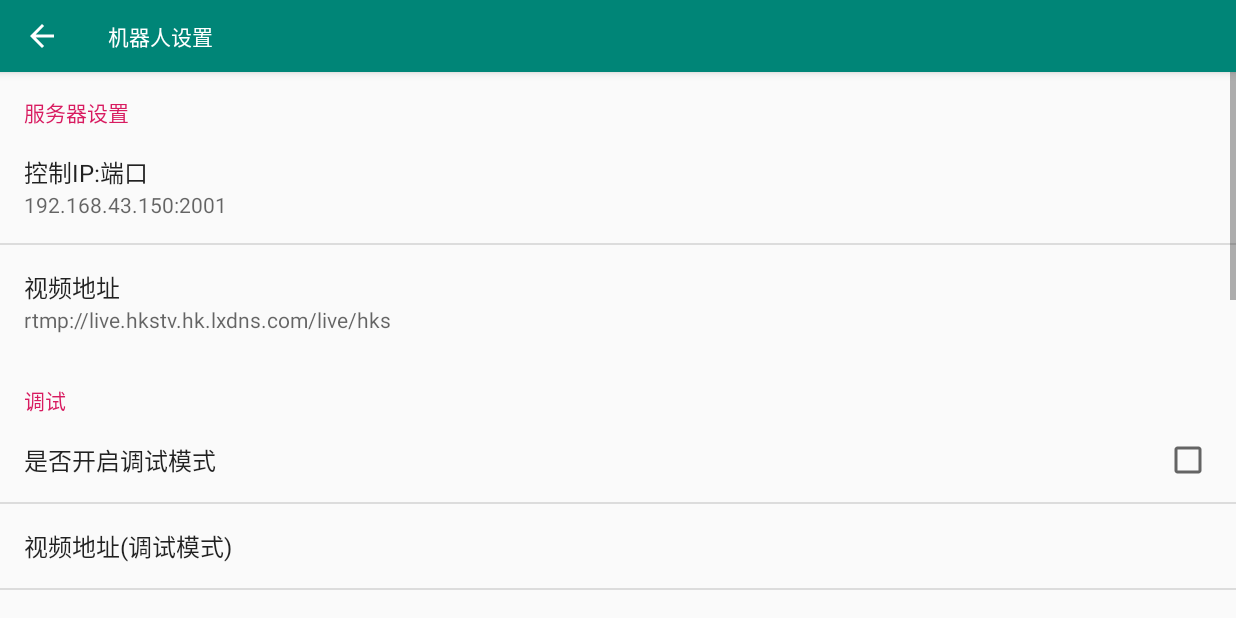
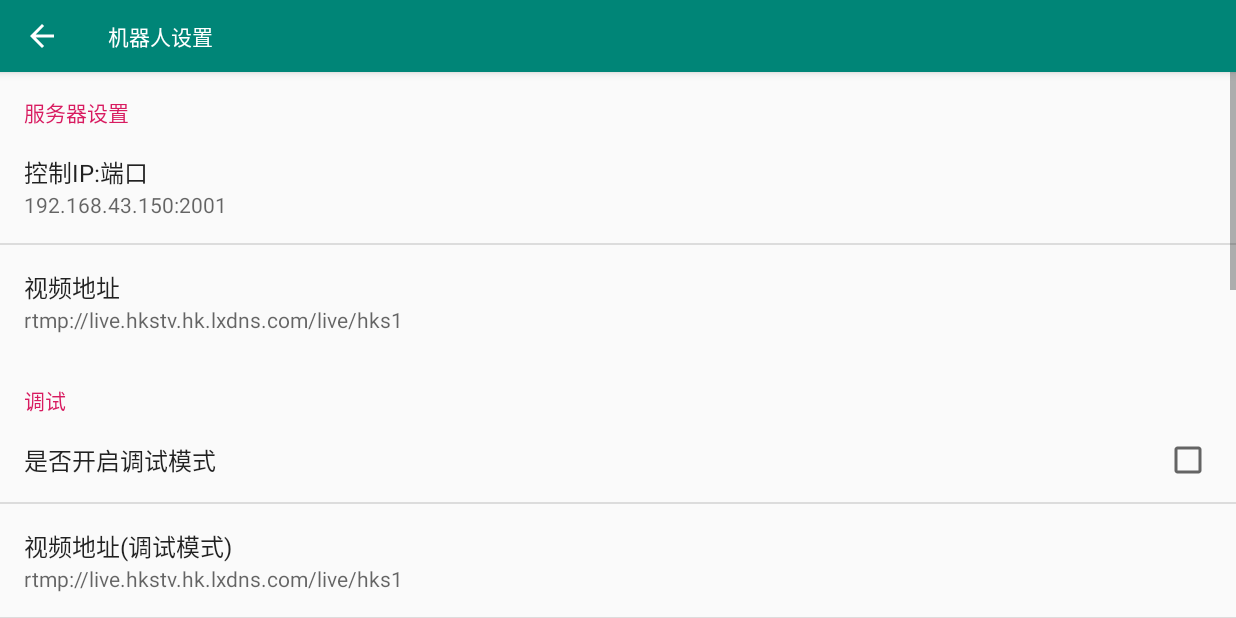
Before and after one commit to Dexter1636/WifiRobot_App_Android, an Android app: the screen it shows after launch (SettingsActivity), after a tap on an icon or button, on a phone screen of 824 x 412 dp (held sideways). Run offline under Robolectric (Android 15) with nearby library versions, the phone set to English and light mode, and no system bars; libraries missing offline, so code that uses them is left out: com.facebook.stetho, com.ksyun.media; 15 statements that could not run were skipped.

Commit message:
some changes and found some bugs

```diff
--- a/app/src/main/java/org/blackant/wifirobotappandroid/ui/MainActivity.java
+++ b/app/src/main/java/org/blackant/wifirobotappandroid/ui/MainActivity.java
@@ -6,7 +6,6 @@ import android.preference.PreferenceManager;
 import android.support.v7.app.AppCompatActivity;
 import android.os.Bundle;
 import android.util.Log;
-import android.view.MotionEvent;
 import android.view.View;
 import android.widget.ImageButton;
 
@@ -19,16 +18,16 @@ import org.blackant.wifirobotappandroid.utilities.WindowUtils;
 
 import java.io.IOException;
 
-// just test
 
 public class MainActivity extends AppCompatActivity implements SharedPreferences.OnSharedPreferenceChangeListener {
 
     // TODO: 19-3-24 let the user to set the url
-    private String mVideoUrl = "rtmp://live.hkstv.hk.lxdns.com/live/hks1";
+    // the url of video live stream
+    private String mVideoUrl;
+    // the url of robot control
     private String mRouterUrl;
 
 
-    private KSYTextureView mVideoView;
     private ImageButton btnSettings;
     private ImageButton btnAudio;
     private ImageButton btnLight;
@@ -36,7 +35,7 @@ public class MainActivity extends AppCompatActivity implements SharedPreferences
     private boolean LightChange = true;
 
     // 播放器的对象
-    private KSYMediaPlayer ksyMediaPlayer;
+    private KSYTextureView mVideoView;
     private IMediaPlayer.OnBufferingUpdateListener mOnBufferingUpdateListener;
     // 播放器在准备完成，可以开播时会发出onPrepared回调
     private IMediaPlayer.OnPreparedListener mOnPreparedListener = this::onPrepared;
@@ -59,15 +58,15 @@ public class MainActivity extends AppCompatActivity implements SharedPreferences
 
         setContentView(R.layout.activity_main);
 
-        // load data from sharedpreference
-        setupSharedPreferences();
+        // load parameters from SharedPreferences
+        loadParameters();
 
         // video view
         mVideoView = findViewById(R.id.ksy_tv);
         mVideoView.shouldAutoPlay(true);
         mVideoView.prepareAsync();
 
-        //some buttons
+        // buttons
         btnSettings = findViewById(R.id.ButtonCus);
         btnSettings.setOnClickListener(jumpToSettingsListener);
         btnAudio = findViewById(R.id.btnAudio);
@@ -76,7 +75,7 @@ public class MainActivity extends AppCompatActivity implements SharedPreferences
         btnLight.setOnClickListener(changeLightImgListener);
 
 
-        //设置监听器
+        // set listeners for the video
         mVideoView.setOnBufferingUpdateListener(mOnBufferingUpdateListener);
         mVideoView.setOnCompletionListener(mOnCompletionListener);
         mVideoView.setOnPreparedListener(mOnPreparedListener);
@@ -84,16 +83,17 @@ public class MainActivity extends AppCompatActivity implements SharedPreferences
         mVideoView.setOnVideoSizeChangedListener(mOnVideoSizeChangeListener);
         mVideoView.setOnErrorListener(mOnErrorListener);
         mVideoView.setOnSeekCompleteListener(mOnSeekCompletedListener);
-        //设置播放参数
+        // set parameters for the video player
         mVideoView.setBufferTimeMax(2.0f);
         mVideoView.setTimeout(5, 30);
         //......
-        //(其它参数设置)
+        // other parameters
         //......
-        //设置播放地址并准备
+        // set the url of the video and get prepared
         try {
             mVideoView.setDataSource(mVideoUrl);
         } catch (IOException e) {
+            Log.e("MediaPlayerError", "There's sth wrong loading the data source");
             // TODO: 19-3-24 tell the user that there's sth wrong loading the data source
             e.printStackTrace();
         }
@@ -108,25 +108,19 @@ public class MainActivity extends AppCompatActivity implements SharedPreferences
         WindowUtils.setNavigationBarStatusBarHide(MainActivity.this);
     }
 
-    private void setupSharedPreferences() {
-        SharedPreferences sharedPreferences = PreferenceManager.getDefaultSharedPreferences(this);
-        mRouterUrl = sharedPreferences.getString(getString(R.string.pref_key_router_url), getString(R.string.pref_key_router_url_default));
-        mVideoUrl = sharedPreferences.getString(getString(R.string.pref_key_camera_url), getString(R.string.pref_key_camera_url_default));
-        sharedPreferences.getBoolean(getString(R.string.pref_key_test_enabled),getResources().getBoolean(R.bool.pref_key_test_enabled_default));
-        sharedPreferences.getString(getString(R.string.pref_key_camera_url_test), getString(R.string.pref_key_camera_url_test_default));
-        sharedPreferences.getString(getString(R.string.pref_key_router_url_test), getString(R.string.pref_key_router_url_test_default));
-        sharedPreferences.getString(getString(R.string.pref_key_left_motor_speed), getString(R.string.pref_key_left_motor_speed_default));
-        sharedPreferences.getString(getString(R.string.pref_key_right_motor_speed), getString(R.string.pref_key_right_motor_speed_default));
-        sharedPreferences.getString(getString(R.string.pref_key_len_on), getString(R.string.pref_key_len_on_default));
-        sharedPreferences.getString(getString(R.string.pref_key_len_off), getString(R.string.pref_key_len_off_default));
-
-    }
-
     @Override
     protected void onDestroy() {
         super.onDestroy();
+
         PreferenceManager.getDefaultSharedPreferences(this).unregisterOnSharedPreferenceChangeListener(this);
+        // 释放播放器
+        if(mVideoView != null) {
+            mVideoView.release();
+        }
+        mVideoView = null;
     }
+
+
 
 
     private void onPrepared(IMediaPlayer mp) {
@@ -168,12 +162,29 @@ public class MainActivity extends AppCompatActivity implements SharedPreferences
         }
     }
 
+    private void loadParameters() {
+        SharedPreferences sharedPreferences = PreferenceManager.getDefaultSharedPreferences(this);
+        mRouterUrl = sharedPreferences.getString(getString(R.string.pref_key_router_url), getString(R.string.pref_key_router_url_default));
+        mVideoUrl = sharedPreferences.getString(getString(R.string.pref_key_camera_url), getString(R.string.pref_key_camera_url_default));
+//        sharedPreferences.getBoolean(getString(R.string.pref_key_test_enabled),getResources().getBoolean(R.bool.pref_key_test_enabled_default));
+//        sharedPreferences.getString(getString(R.string.pref_key_camera_url_test), getString(R.string.pref_key_camera_url_test_default));
+//        sharedPreferences.getString(getString(R.string.pref_key_router_url_test), getString(R.string.pref_key_router_url_test_default));
+//        sharedPreferences.getString(getString(R.string.pref_key_left_motor_speed), getString(R.string.pref_key_left_motor_speed_default));
+//        sharedPreferences.getString(getString(R.string.pref_key_right_motor_speed), getString(R.string.pref_key_right_motor_speed_default));
+//        sharedPreferences.getString(getString(R.string.pref_key_len_on), getString(R.string.pref_key_len_on_default));
+//        sharedPreferences.getString(getString(R.string.pref_key_len_off), getString(R.string.pref_key_len_off_default));
+    }
+
+    // TODO: 19-4-21 put this method to SettingsActivity, this method is useless here
     @Override
     public void onSharedPreferenceChanged(SharedPreferences sharedPreferences, String key) {
         if (key.equals(getString(R.string.pref_key_router_url))) {
             mRouterUrl = sharedPreferences.getString(getString(R.string.pref_key_router_url), getString(R.string.pref_key_router_url_default));
         } else if (key.equals(getString(R.string.pref_key_camera_url))) {
             mVideoUrl = sharedPreferences.getString(getString(R.string.pref_key_camera_url), getString(R.string.pref_key_camera_url_default));
+            Log.i("Test", "PreferenceChanged");
+            // reload the video view
+            mVideoView.reload(mVideoUrl, true);
         } else if (key.equals(getString(R.string.pref_key_test_enabled))) {
             sharedPreferences.getBoolean(getString(R.string.pref_key_test_enabled),getResources().getBoolean(R.bool.pref_key_test_enabled_default));
         } else if (key.equals(getString(R.string.pref_key_camera_url_test))) {
--- a/app/src/main/res/values/strings.xml
+++ b/app/src/main/res/values/strings.xml
@@ -1,4 +1,5 @@
 <resources>
+
     <string name="app_name">WifiRobot</string>
 
     <string name="dummy_button">Dummy Button</string>
@@ -7,11 +8,12 @@
     <string name="pref_key_router_url" translatable="false">pref_key_router_url</string>
     <string name="pref_key_router_url_default" translatable="false">192.168.43.150:2001</string>
     <string name="pref_key_camera_url" translatable="false">pref_key_camera_url</string>
-    <string name="pref_key_camera_url_default" translatable="false">rtmp://live.hkstv.hk.lxdns.com/live/hks</string>
+    <!-- TODO: set a proper default value -->
+    <string name="pref_key_camera_url_default" translatable="false">rtmp://live.hkstv.hk.lxdns.com/live/hks1</string>
 
     <string name="pref_key_test_enabled" translatable="false">pref_key_test_enabled</string>
     <string name="pref_key_camera_url_test" translatable="false">pref_key_camera_url_test</string>
-    <string name="pref_key_camera_url_test_default" translatable="false"></string>
+    <string name="pref_key_camera_url_test_default" translatable="false">rtmp://live.hkstv.hk.lxdns.com/live/hks1</string>
     <string name="pref_key_router_url_test" translatable="false">pref_key_router_url_test</string>
     <string name="pref_key_router_url_test_default" translatable="false">192.168.2.1:2001</string>
 
@@ -29,6 +31,4 @@
 
     <bool name="pref_key_test_enabled_default">false</bool>
 
-    <!-- TODO: Remove or change this placeholder text -->
-    <string name="hello_blank_fragment">Hello blank fragment</string>
 </resources>
```
